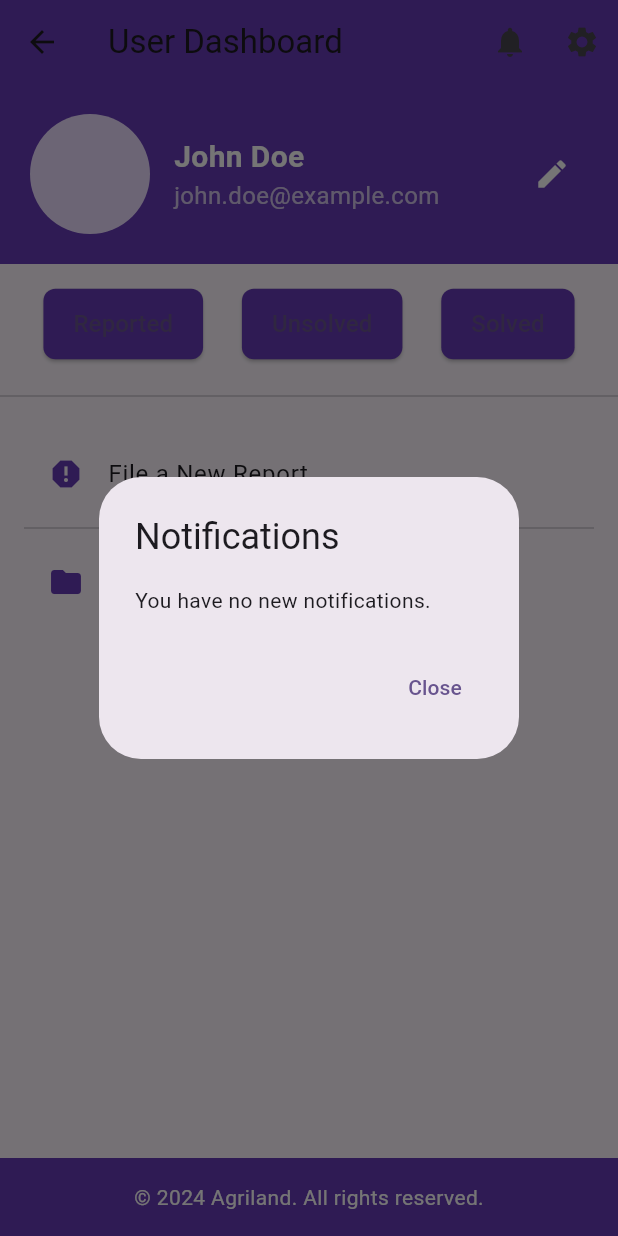
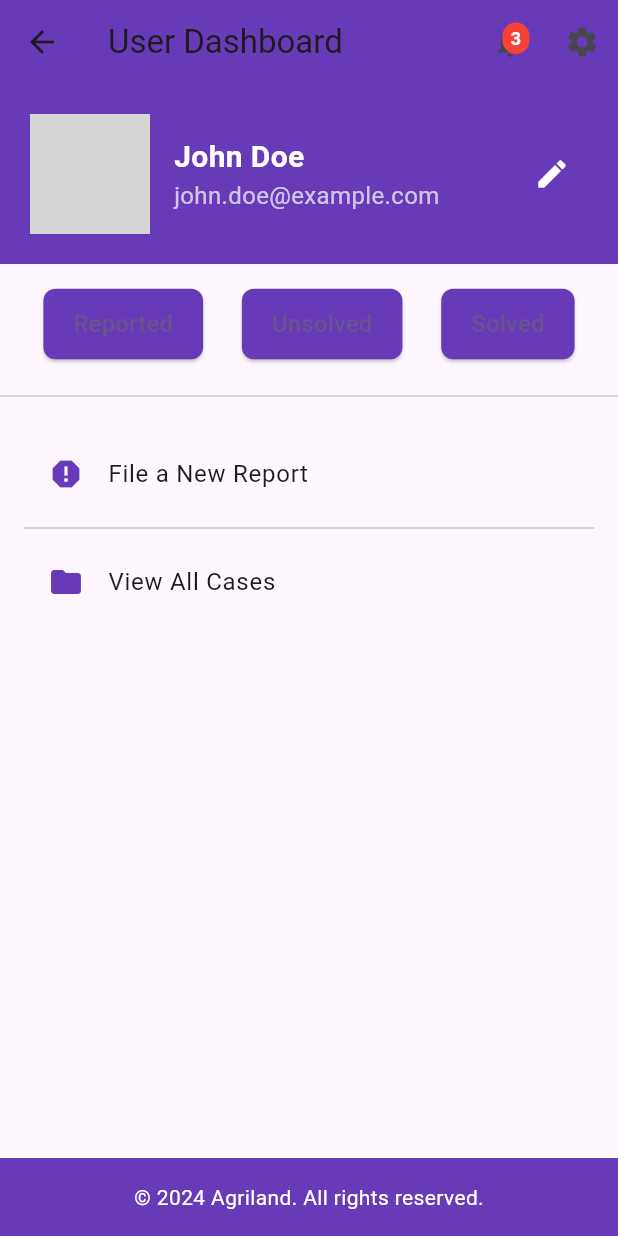
Before and after one commit to EndrexAkoto/Traffic_Violation_Reporting_System, a Flutter app: the UserDashboard screen opened by its route, after a tap on the "notifications" icon, on a phone screen of 412 x 824 dp. Run offline on Flutter 3.47's test engine with Material 3 defaults, Android fonts, the phone set to English and light mode, and no system bars; our stand-ins replace fl_chart, flutter_local_notifications, font_awesome_flutter, google_maps_flutter, image_picker; grey boxes are pictures that could not be loaded.

Commit message:
update to notification and google map addition

```diff
--- a/traffic_violation_app/lib/pages/user_dashboard.dart
+++ b/traffic_violation_app/lib/pages/user_dashboard.dart
@@ -10,11 +10,39 @@
         title: const Text('User Dashboard'),
         backgroundColor: Colors.deepPurple,
         actions: [
-          IconButton(
-            icon: const Icon(Icons.notifications),
-            onPressed: () {
-              _showNotifications(context);
-            },
+          Stack(
+            children: [
+              IconButton(
+                icon: const Icon(Icons.notifications),
+                onPressed: () {
+                  _showNotifications(context);
+                },
+              ),
+              Positioned(
+                right: 11,
+                top: 11,
+                child: Container(
+                  padding: const EdgeInsets.all(2),
+                  decoration: BoxDecoration(
+                    color: Colors.red,
+                    borderRadius: BorderRadius.circular(10),
+                  ),
+                  constraints: const BoxConstraints(
+                    minWidth: 18,
+                    minHeight: 18,
+                  ),
+                  child: const Text(
+                    '3', // Replace with dynamic count
+                    style: TextStyle(
+                      color: Colors.white,
+                      fontSize: 12,
+                      fontWeight: FontWeight.bold,
+                    ),
+                    textAlign: TextAlign.center,
+                  ),
+                ),
+              ),
+            ],
           ),
           IconButton(
             icon: const Icon(Icons.settings),
@@ -35,7 +63,7 @@
               children: [
                 CircleAvatar(
                   radius: 40,
-                  backgroundImage: AssetImage('assets/dp.jpg'),
+                  backgroundImage: const AssetImage('assets/dp.jpg'),
                 ),
                 const SizedBox(width: 16),
                 Column(
@@ -149,13 +177,29 @@
     );
   }
 
-  void _showNotifications(BuildContext context) {
+  void _showNotifications(BuildContext context) async {
+    // Fetch notifications dynamically
+    final notifications = await fetchNotifications();
+
     showDialog(
       context: context,
       builder: (BuildContext context) {
         return AlertDialog(
           title: const Text('Notifications'),
-          content: const Text('You have no new notifications.'),
+          content: notifications.isEmpty
+              ? const Text('You have no new notifications.')
+              : SizedBox(
+                  height: 200,
+                  child: ListView.builder(
+                    itemCount: notifications.length,
+                    itemBuilder: (context, index) {
+                      return ListTile(
+                        title: Text(notifications[index]['title']),
+                        subtitle: Text(notifications[index]['description']),
+                      );
+                    },
+                  ),
+                ),
           actions: [
             TextButton(
               onPressed: () {
@@ -168,4 +212,19 @@
       },
     );
   }
+
+  Future<List<Map<String, String>>> fetchNotifications() async {
+    // Replace this mock function with actual backend API call
+    await Future.delayed(const Duration(seconds: 1)); // Simulating delay
+    return [
+      {
+        'title': 'New Report Submitted',
+        'description': 'A new case has been reported.'
+      },
+      {
+        'title': 'Case Resolved',
+        'description': 'Case #12345 has been marked as resolved.'
+      },
+    ];
+  }
 }
```
Also changed, not shown: traffic_violation_app/lib/main.dart (+36 -1 lines).
